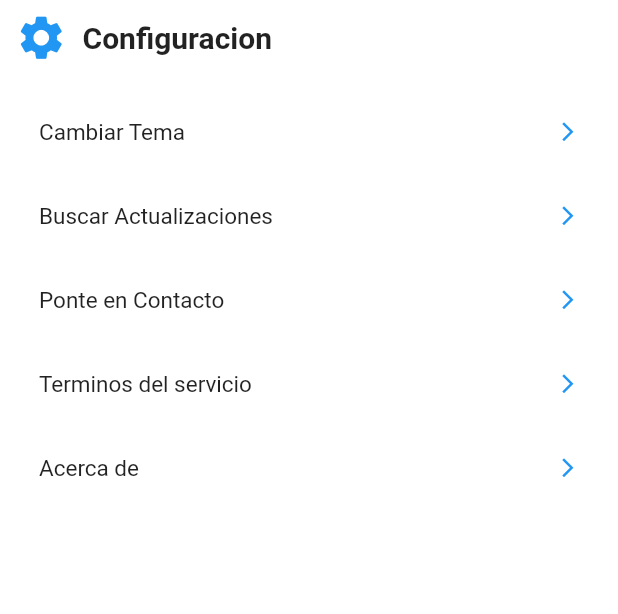
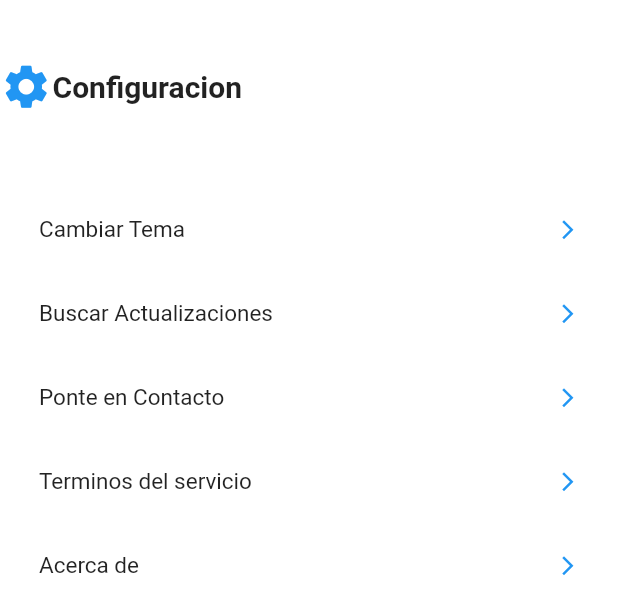
Before and after one commit to jhonatan11530/ForixPlayer, a Flutter app: the Settings widget shown alone on an empty page, opened directly, on a phone screen of 412 x 824 dp. Shown: the top 614 px of the screen. Run offline on Flutter 3.47's test engine with Material 2 defaults, Android fonts, the phone set to English and light mode, and no system bars; network calls fail.

Commit message:
se realiza mejora

```diff
--- a/lib/main.dart
+++ b/lib/main.dart
@@ -24,10 +24,10 @@ class _ForixPlayerState extends State<ForixPlayer> {
     return MaterialApp(
       theme: new ThemeData(scaffoldBackgroundColor: _colorAplicacion[2]),
       home: Scaffold(
-        appBar: AppBar(
+        /*appBar: AppBar(
           title: const Text('Forix Multimedia'),
           backgroundColor: _colorAplicacion[0],
-        ),
+        ),*/
         body: _pages[_selectedIndex],
         bottomNavigationBar: BottomNavigationBar(
           backgroundColor: _colorAplicacion[1],
--- /dev/null
+++ b/lib/pages/Music/music.dart
@@ -0,0 +1,21 @@
+import 'package:flutter/material.dart';
+
+class Music extends StatefulWidget {
+  const Music({super.key});
+
+  @override
+  State<Music> createState() => _MusicState();
+}
+
+class _MusicState extends State<Music> {
+  @override
+  Widget build(BuildContext context) {
+    return MaterialApp(
+      home: Scaffold(appBar: AppBar(
+          title: const Text('Forix Multimedia'),
+          backgroundColor: Colors.amber,
+        ),
+        ),
+    );
+  }
+}
--- a/lib/pages/settings.dart
+++ b/lib/pages/settings.dart
@@ -19,19 +19,22 @@ class _SettingsState extends State<Settings> {
   Widget build(BuildContext context) {
     return Column(
       children: [
-        Container(
-          child: Row(children: [
-            SizedBox(height: 50, width: 10),
-            Icon(
-              Icons.settings,
-              color: Colors.blue,
-              size: 35,
+        Flexible(
+          child: Container(
+            padding: new EdgeInsets.symmetric(horizontal: 0, vertical: 40),
+            child: Row(
+              children: [
+                Icon(
+                  Icons.settings,
+                  color: Colors.blue,
+                  size: 35,
+                ),
+                Text("Configuracion",
+                    style:
+                        TextStyle(fontSize: 20, fontWeight: FontWeight.bold)),
+              ],
             ),
-            SizedBox(width: 10),
-            Text("Configuracion",
-                style: TextStyle(fontSize: 20, fontWeight: FontWeight.bold)),
-            Divider(height: 20, thickness: 1),
-          ]),
+          ),
         ),
         Expanded(
           child: ListView.builder(
```
Also changed, not shown: lib/pages/home.dart (+63 -21 lines).
